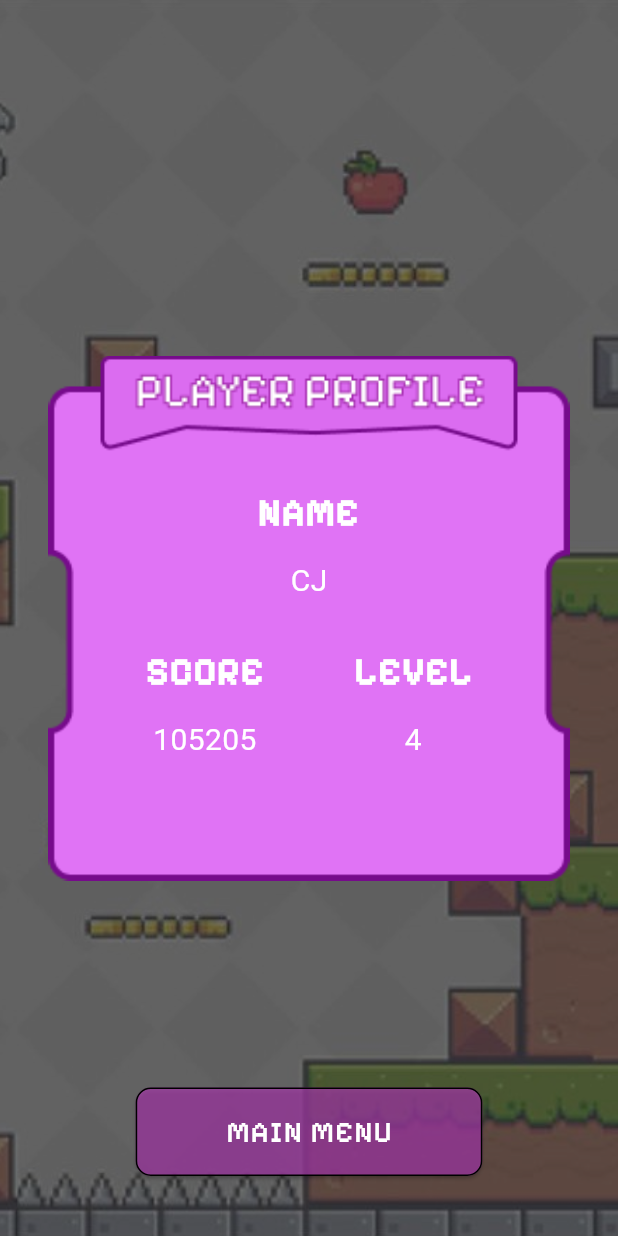
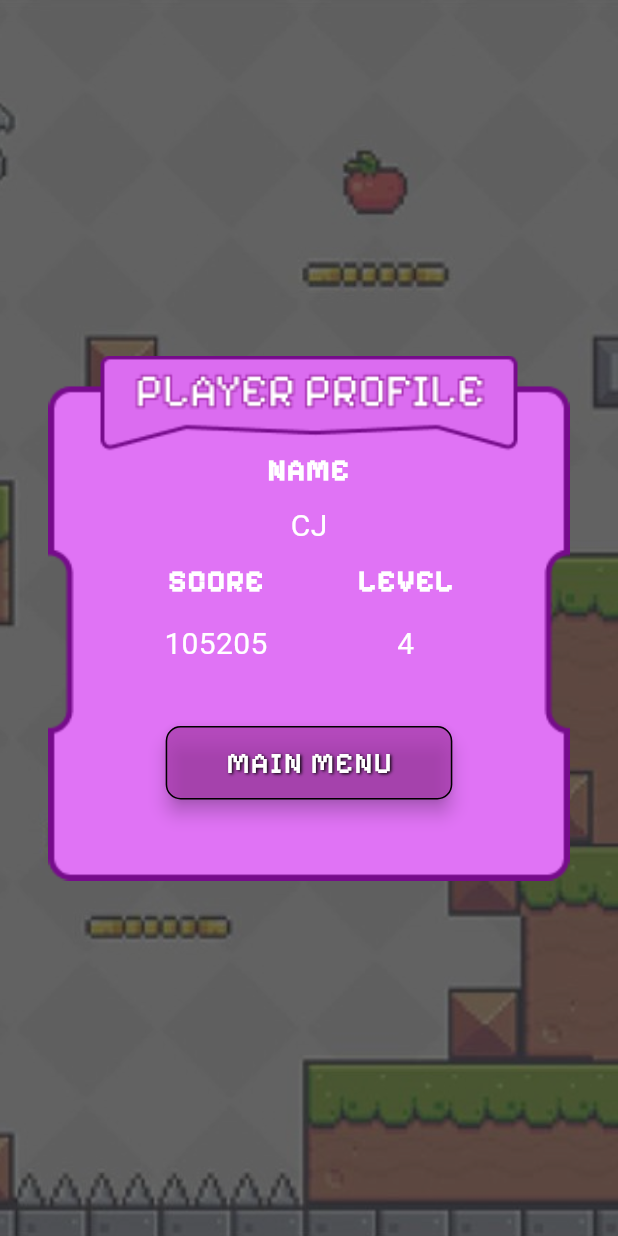
Before and after one commit to sudheera2003/pixelGame, a Flutter app: the Profile screen opened directly, on a phone screen of 412 x 824 dp. Run offline on Flutter 3.47's test engine with Material 3 defaults, Android fonts, the phone set to English and light mode, and no system bars; our stand-ins replace google_sign_in; missing offline and left inert: flame, flame_audio, flame_tiled.

Commit message:
profile update

```diff
--- a/lib/components/level.dart
+++ b/lib/components/level.dart
@@ -1,5 +1,4 @@
 import 'dart:async';
-
 import 'package:flame/components.dart';
 import 'package:flame_tiled/flame_tiled.dart';
 import 'package:mobilegame/components/background_tile.dart';
--- a/lib/profile.dart
+++ b/lib/profile.dart
@@ -1,4 +1,3 @@
-import 'package:flame/text.dart';
 import 'package:flutter/material.dart';
 
 class Profile extends StatefulWidget {
@@ -29,6 +28,7 @@ class _ProfileState extends State<Profile> {
               child: Stack(
                 alignment: Alignment.center,
                 children: [
+                  // Profile image container
                   Image.asset(
                     'assets/images/profile.png',
                     height: 350,
@@ -36,13 +36,13 @@ class _ProfileState extends State<Profile> {
                     fit: BoxFit.contain,
                   ),
 
+                  // Profile information with integrated button
                   Column(
                     mainAxisAlignment: MainAxisAlignment.center,
                     children: [
                       Column(
                         children: [
                           _buildProfileLabel('NAME'),
-                          SizedBox(height: 5),
                           Text(
                             'CJ',
                             style: TextStyle(
@@ -52,7 +52,6 @@ class _ProfileState extends State<Profile> {
                           ),
                         ],
                       ),
-                      SizedBox(height: 20),
                       Row(
                         mainAxisAlignment: MainAxisAlignment.center,
                         children: [
@@ -69,7 +68,7 @@ class _ProfileState extends State<Profile> {
                               ),
                             ],
                           ),
-                          SizedBox(width: 60), // Space between SCORE and LEVEL
+                          SizedBox(width: 60),
                           Column(
                             children: [
                               _buildProfileLabel('LEVEL'),
@@ -85,40 +84,11 @@ class _ProfileState extends State<Profile> {
                           ),
                         ],
                       ),
+                      SizedBox(height: 40), // Added space before the button
+                      _buildMainMenuButton(),
                     ],
                   ),
                 ],
-              ),
-            ),
-
-            // BACK button positioned at the bottom
-            Positioned(
-              bottom: 40,
-              left: 0,
-              right: 0,
-              child: Center(
-                child: ElevatedButton(
-                  onPressed: () {
-                    Navigator.pop(context);
-                  },
-                  style: ElevatedButton.styleFrom(
-                    backgroundColor: const Color.fromARGB(255, 166, 58, 170).withOpacity(0.7),
-                    padding: EdgeInsets.symmetric(horizontal: 60, vertical: 15),
-                    shape: RoundedRectangleBorder(
-                      borderRadius: BorderRadius.circular(10),
-                      side: BorderSide(color: Colors.black, width: 1),
-                    ),
-                  ),
-                  child: Text(
-                    'MAIN MENU',
-                    style: TextStyle(
-                      fontFamily: 'PixelifySans',
-                      fontSize: 20,
-                      color: Colors.white,
-                      letterSpacing: 1.0,
-                    ),
-                  ),
-                ),
               ),
             ),
           ],
@@ -133,7 +103,7 @@ class _ProfileState extends State<Profile> {
       child: Text(
         label,
         style: TextStyle(
-          fontSize: 25,
+          fontSize: 20,
           color: Colors.white,
           fontFamily: 'PixelifySans',
           letterSpacing: 1.0,
@@ -143,4 +113,37 @@ class _ProfileState extends State<Profile> {
       ),
     );
   }
+
+  Widget _buildMainMenuButton() {
+    return ElevatedButton(
+      onPressed: () {
+        Navigator.pop(context);
+      },
+      style: ElevatedButton.styleFrom(
+        backgroundColor: const Color.fromARGB(255, 166, 58, 170).withOpacity(0.7),
+        padding: EdgeInsets.symmetric(horizontal: 40, vertical: 10),
+        shape: RoundedRectangleBorder(
+          borderRadius: BorderRadius.circular(10),
+          side: BorderSide(color: Colors.black, width: 1),
+        ),
+        elevation: 5,
+      ),
+      child: Text(
+        'MAIN MENU',
+        style: TextStyle(
+          fontFamily: 'PixelifySans',
+          fontSize: 20,
+          color: Colors.white,
+          letterSpacing: 1.0,
+          shadows: [
+            Shadow(
+              blurRadius: 2.0,
+              color: Colors.black,
+              offset: Offset(1.0, 1.0),
+            ),
+          ],
+        ),
+      ),
+    );
+  }
 }
```
Also changed, not shown: assets/images/player_profile.png (added), 4 other files.
